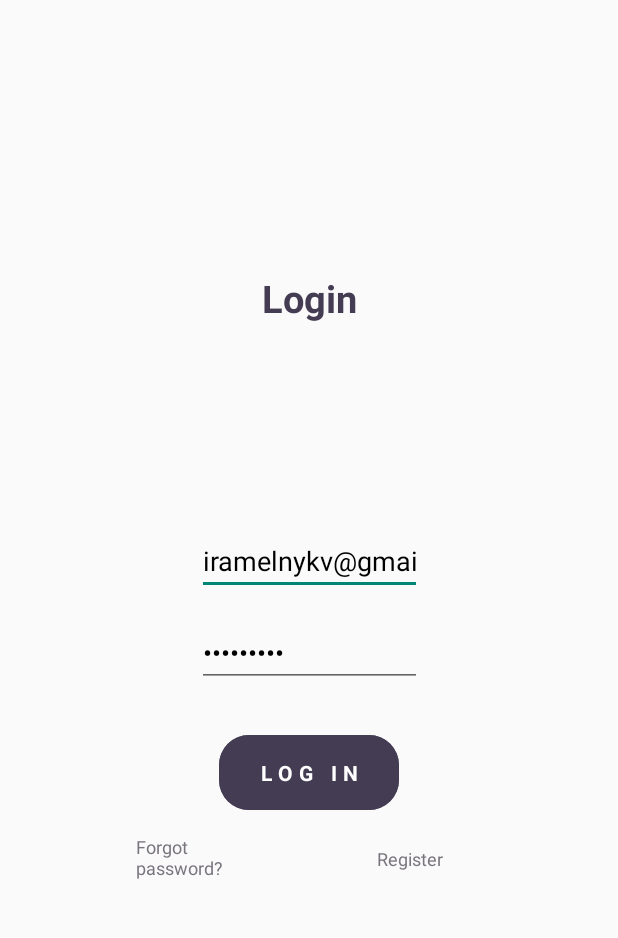
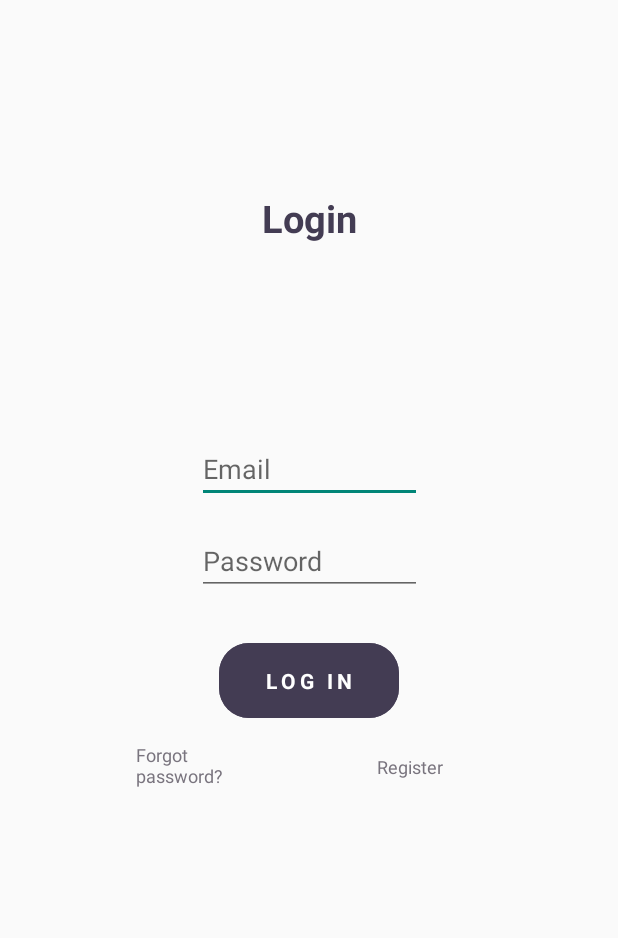
Before and after one commit to ireneMel/BookRetriever, an Android app: the screen it shows after launch (MainActivity), on a phone screen of 412 x 824 dp, the part 84-1022 px from its top. Run offline under Robolectric (Android 15) with nearby library versions, the phone set to English and light mode, and no system bars; our stand-ins replace Dagger/Hilt's generated code, Firebase (no records; nobody signed in at launch, a user with empty details on screens opened directly), navigation-ui.

Commit message:
changed layout

```diff
--- a/app/src/main/res/layout/fragment_login.xml
+++ b/app/src/main/res/layout/fragment_login.xml
@@ -13,25 +13,30 @@
         android:textColor="?colorSecondaryVariant"
         android:textSize="25sp"
         android:textStyle="bold"
-        app:layout_constraintBottom_toBottomOf="@id/email_login"
+        app:layout_constraintBottom_toTopOf="@id/container"
         app:layout_constraintEnd_toEndOf="parent"
         app:layout_constraintStart_toStartOf="parent"
         app:layout_constraintTop_toTopOf="parent" />
+
+    <androidx.appcompat.widget.LinearLayoutCompat
+        android:id="@+id/container"
+        android:layout_width="wrap_content"
+        android:layout_height="wrap_content"
+        android:gravity="center"
+        android:orientation="vertical"
+        app:layout_constraintBottom_toBottomOf="parent"
+        app:layout_constraintEnd_toEndOf="parent"
+        app:layout_constraintStart_toStartOf="parent"
+        app:layout_constraintTop_toTopOf="parent">
 
         <EditText
             android:id="@+id/email_login"
             android:layout_width="150dp"
             android:layout_height="wrap_content"
-        android:layout_marginBottom="20dp"
             android:hint="@string/email"
             android:inputType="textEmailAddress"
-        android:text="iramelnykv@gmail.com"
             android:textColor="?colorOnBackground"
-        android:textSize="18sp"
-        app:layout_constraintBottom_toBottomOf="parent"
-        app:layout_constraintEnd_toEndOf="parent"
-        app:layout_constraintStart_toStartOf="parent"
-        app:layout_constraintTop_toTopOf="parent" />
+            android:textSize="18sp" />
 
         <EditText
             android:id="@+id/password_login"
@@ -40,12 +45,8 @@
             android:layout_marginTop="16dp"
             android:hint="@string/password"
             android:inputType="textPassword"
-        android:text="123123123"
             android:textColor="?colorOnBackground"
-        android:textSize="18sp"
-        app:layout_constraintEnd_toEndOf="parent"
-        app:layout_constraintStart_toStartOf="parent"
-        app:layout_constraintTop_toBottomOf="@id/email_login" />
+            android:textSize="18sp" />
 
         <TextView
             android:id="@+id/login_button"
@@ -56,13 +57,13 @@
             android:clickable="true"
             android:focusable="true"
             android:gravity="center"
-        android:letterSpacing="0.3"
+            android:letterSpacing="0.2"
             android:text="@string/log_in_caps"
             android:textColor="?colorOnPrimary"
-        android:textStyle="bold"
-        app:layout_constraintEnd_toEndOf="parent"
-        app:layout_constraintStart_toStartOf="parent"
-        app:layout_constraintTop_toBottomOf="@id/password_login" />
+            android:textStyle="bold" />
+
+    </androidx.appcompat.widget.LinearLayoutCompat>
+
 
     <TextView
         android:id="@+id/forgot_password"
@@ -76,7 +77,7 @@
         android:textSize="12sp"
         app:layout_constraintEnd_toStartOf="@id/register"
         app:layout_constraintStart_toStartOf="parent"
-        app:layout_constraintTop_toBottomOf="@id/login_button" />
+        app:layout_constraintTop_toBottomOf="@id/container" />
 
     <TextView
         android:id="@+id/register"
```
Lines whose indentation alone changed are shown as unchanged.
